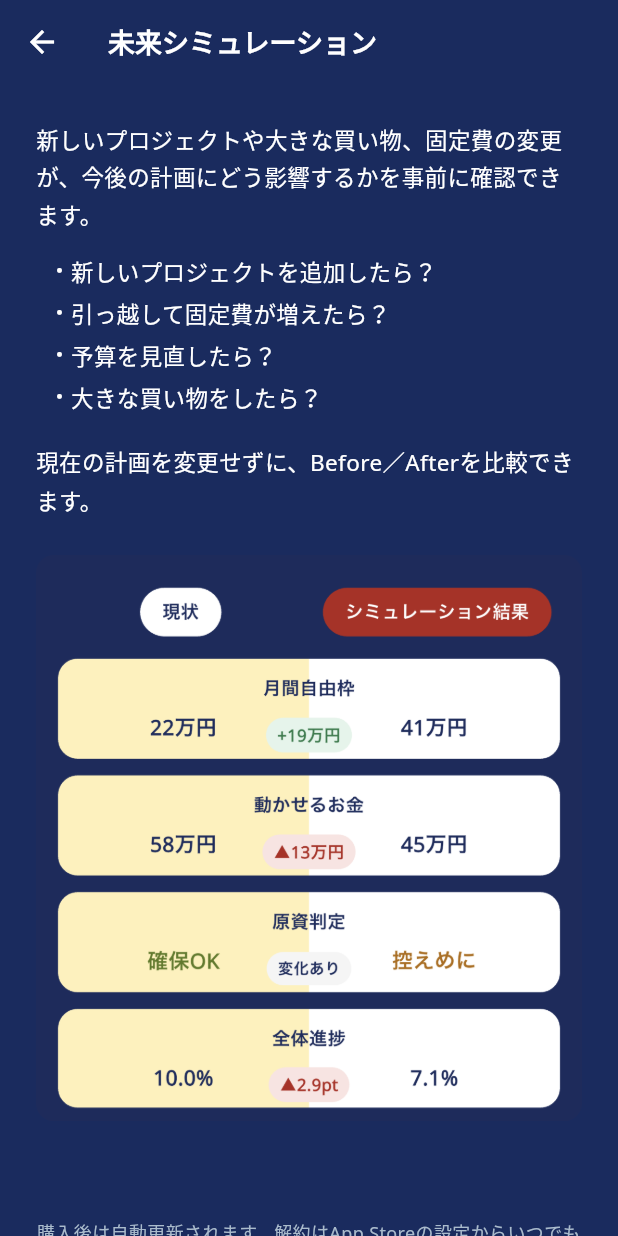
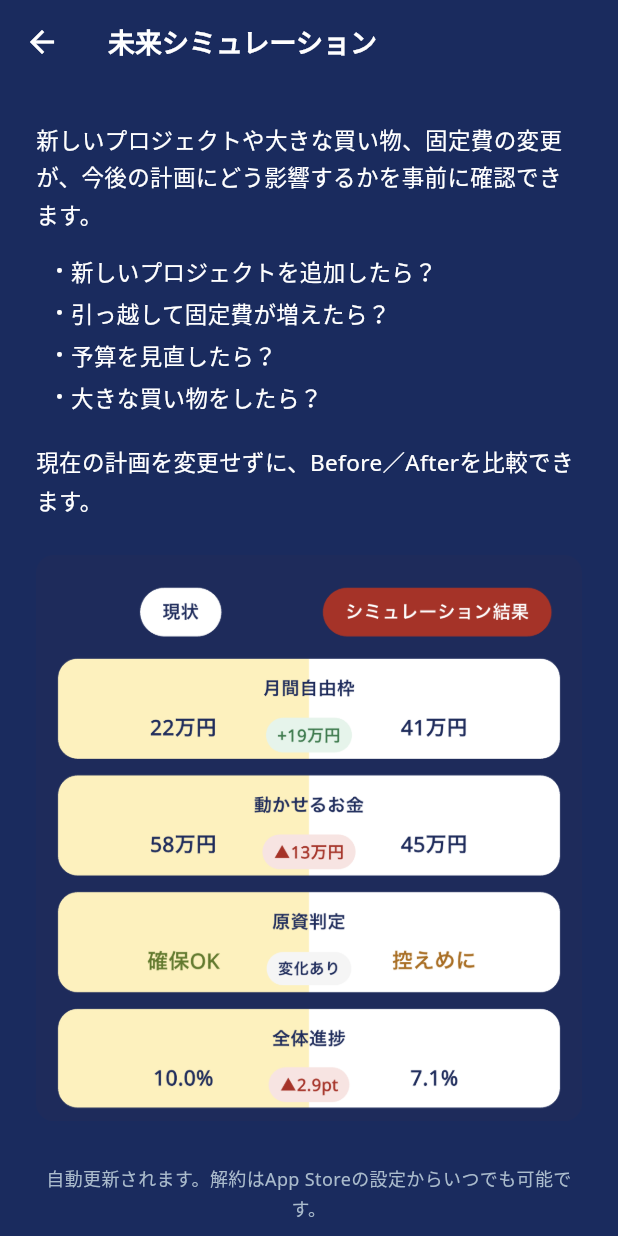
Before and after one commit to sakura9625/my-budget-plan, a Flutter app: the SimulationPaywallScreen screen opened directly, on a phone screen of 412 x 824 dp. Run offline on Flutter 3.47's test engine with Material 3 defaults, Android fonts, the phone set to English and light mode, and no system bars; our stand-ins replace firebase_core, flutter_local_notifications, flutter_riverpod, go_router, google_fonts, hive and 3 more; accounts and stored records are empty.

Commit message:
課金案内の価格表示を自動更新注記に統合（大きな価格表示を削除）、ビルド番号+30
Co-Authored-By: Claude Sonnet 5 <noreply@anthropic.com>
Claude-Session: https://claude.ai/code/session_016miiFU3eHC2BwRRZFdRnHG

```diff
--- a/lib/screens/simulation_paywall_screen.dart
+++ b/lib/screens/simulation_paywall_screen.dart
@@ -55,13 +55,7 @@ class SimulationPaywallScreen extends ConsumerWidget {
               ),
             ),
             const SizedBox(height: 28),
-            Center(child: _priceDisplay(productAsync)),
-            const SizedBox(height: 14),
-            const Text(
-              '購入後は自動更新されます。解約はApp Storeの設定からいつでも可能です。',
-              textAlign: TextAlign.center,
-              style: TextStyle(color: AppTheme.textMuted, fontSize: 12, height: 1.6),
-            ),
+            _autoRenewalNotice(product),
             const SizedBox(height: 12),
             Row(
               mainAxisAlignment: MainAxisAlignment.center,
@@ -123,26 +117,16 @@ class SimulationPaywallScreen extends ConsumerWidget {
     );
   }
 
-  // 価格はApp Storeから取得したローカライズ済み文字列のみを表示する（ハードコードしない）。
-  // 取得失敗時はエラー文言をユーザーに見せず、控えめに空欄のまま表示する
-  // （原因調査用のログはpurchase_service.dart側に出している）。
-  Widget _priceDisplay(AsyncValue<ProductDetails?> productAsync) {
-    return productAsync.when(
-      data: (product) {
-        if (product == null) {
-          return const SizedBox(height: 22);
-        }
-        return Text('${product.price} ／ 年',
-            style: const TextStyle(
-                color: Colors.white, fontWeight: FontWeight.bold, fontSize: 22));
-      },
-      loading: () => const SizedBox(
-        height: 24,
-        width: 24,
-        child: CircularProgressIndicator(strokeWidth: 2, color: Colors.white),
-      ),
-      error: (error, stackTrace) => const SizedBox(height: 22),
-    );
+  // 自動更新の注記（審査必須）に、App Storeから取得した価格・期間を控えめに1行で
+  // 含める（ハードコードしない）。価格が取得できていない間はエラー文言を出さず、
+  // 注記のみを表示する（原因調査用のログはpurchase_service.dart側に出している）。
+  Widget _autoRenewalNotice(ProductDetails? product) {
+    final text = product != null
+        ? '年額${product.price}（自動更新）。解約はApp Storeの設定からいつでも可能です。'
+        : '自動更新されます。解約はApp Storeの設定からいつでも可能です。';
+    return Text(text,
+        textAlign: TextAlign.center,
+        style: const TextStyle(color: AppTheme.textMuted, fontSize: 12, height: 1.6));
   }
 
   Widget _legalLink(String label, String url) {
--- a/pubspec.yaml
+++ b/pubspec.yaml
@@ -1,7 +1,7 @@
 name: my_budget_plan
 description: 人生プロジェクト管理アプリ
 publish_to: 'none'
-version: 1.0.0+29
+version: 1.0.0+30
 
 environment:
   sdk: '>=3.0.0 <4.0.0'
```
